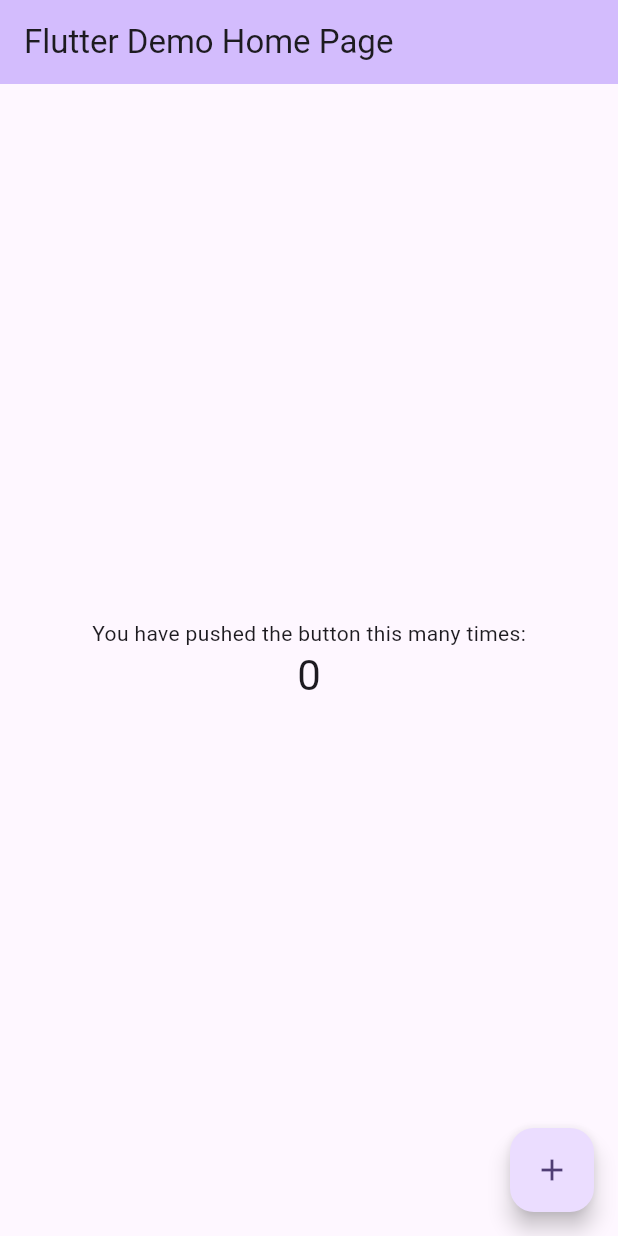
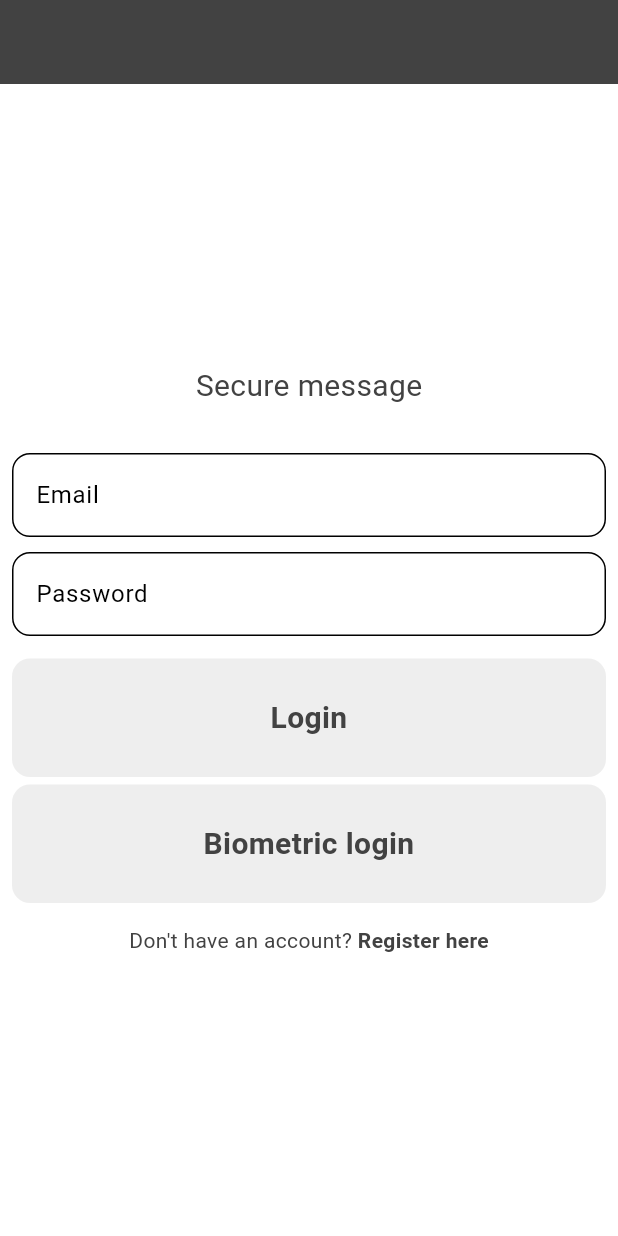
Before and after one commit to sailordi/secure_messenger, a Flutter app: the screen it shows after launch, on a phone screen of 412 x 824 dp. Run offline on Flutter 3.47's test engine with Material 3 defaults, Android fonts, the phone set to English and light mode, and no system bars; our stand-ins replace cached_network_image, cloud_firestore, firebase_auth, firebase_core, firebase_storage, flutter_riverpod and 3 more; missing offline and left inert: asn1lib, encrypt, pointycastle; accounts and stored records are empty.

Commit message:
Added view for authentication

```diff
--- a/lib/main.dart
+++ b/lib/main.dart
@@ -1,6 +1,17 @@
 import 'package:flutter/material.dart';
+import 'package:firebase_core/firebase_core.dart';
+import 'package:flutter_riverpod/flutter_riverpod.dart';
+import 'firebase_options.dart';
 
-void main() {
+import 'views/auth/authView.dart';
+import 'helper/myTheme.dart';
+import 'helper/routes.dart';
+
+void main() async {
+  WidgetsFlutterBinding.ensureInitialized();
+
+  await Firebase.initializeApp(options: DefaultFirebaseOptions.currentPlatform);
+
   runApp(const MyApp());
 }
 
@@ -10,116 +21,17 @@
   // This widget is the root of your application.
   @override
   Widget build(BuildContext context) {
-    return MaterialApp(
-      title: 'Flutter Demo',
-      theme: ThemeData(
-        // This is the theme of your application.
-        //
-        // TRY THIS: Try running your application with "flutter run". You'll see
-        // the application has a purple toolbar. Then, without quitting the app,
-        // try changing the seedColor in the colorScheme below to Colors.green
-        // and then invoke "hot reload" (save your changes or press the "hot
-        // reload" button in a Flutter-supported IDE, or press "r" if you used
-        // the command line to start the app).
-        //
-        // Notice that the counter didn't reset back to zero; the application
-        // state is not lost during the reload. To reset the state, use hot
-        // restart instead.
-        //
-        // This works for code too, not just values: Most code changes can be
-        // tested with just a hot reload.
-        colorScheme: ColorScheme.fromSeed(seedColor: Colors.deepPurple),
-        useMaterial3: true,
-      ),
-      home: const MyHomePage(title: 'Flutter Demo Home Page'),
+    return ProviderScope(
+        child: MaterialApp(
+          title: 'Stock market',
+          theme: MyTheme.lightMode(),
+          darkTheme: MyTheme.darkMode(),
+          initialRoute: "/",
+          routes: {
+            Routes.auth(): (context) => const AuthView(),
+          },
+          debugShowCheckedModeBanner: false,
+        )
     );
   }
 }
-
-class MyHomePage extends StatefulWidget {
-  const MyHomePage({super.key, required this.title});
-
-  // This widget is the home page of your application. It is stateful, meaning
-  // that it has a State object (defined below) that contains fields that affect
-  // how it looks.
-
-  // This class is the configuration for the state. It holds the values (in this
-  // case the title) provided by the parent (in this case the App widget) and
-  // used by the build method of the State. Fields in a Widget subclass are
-  // always marked "final".
-
-  final String title;
-
-  @override
-  State<MyHomePage> createState() => _MyHomePageState();
-}
-
-class _MyHomePageState extends State<MyHomePage> {
-  int _counter = 0;
-
-  void _incrementCounter() {
-    setState(() {
-      // This call to setState tells the Flutter framework that something has
-      // changed in this State, which causes it to rerun the build method below
-      // so that the display can reflect the updated values. If we changed
-      // _counter without calling setState(), then the build method would not be
-      // called again, and so nothing would appear to happen.
-      _counter++;
-    });
-  }
-
-  @override
-  Widget build(BuildContext context) {
-    // This method is rerun every time setState is called, for instance as done
-    // by the _incrementCounter method above.
-    //
-    // The Flutter framework has been optimized to make rerunning build methods
-    // fast, so that you can just rebuild anything that needs updating rather
-    // than having to individually change instances of widgets.
-    return Scaffold(
-      appBar: AppBar(
-        // TRY THIS: Try changing the color here to a specific color (to
-        // Colors.amber, perhaps?) and trigger a hot reload to see the AppBar
-        // change color while the other colors stay the same.
-        backgroundColor: Theme.of(context).colorScheme.inversePrimary,
-        // Here we take the value from the MyHomePage object that was created by
-        // the App.build method, and use it to set our appbar title.
-        title: Text(widget.title),
-      ),
-      body: Center(
-        // Center is a layout widget. It takes a single child and positions it
-        // in the middle of the parent.
-        child: Column(
-          // Column is also a layout widget. It takes a list of children and
-          // arranges them vertically. By default, it sizes itself to fit its
-          // children horizontally, and tries to be as tall as its parent.
-          //
-          // Column has various properties to control how it sizes itself and
-          // how it positions its children. Here we use mainAxisAlignment to
-          // center the children vertically; the main axis here is the vertical
-          // axis because Columns are vertical (the cross axis would be
-          // horizontal).
-          //
-          // TRY THIS: Invoke "debug painting" (choose the "Toggle Debug Paint"
-          // action in the IDE, or press "p" in the console), to see the
-          // wireframe for each widget.
-          mainAxisAlignment: MainAxisAlignment.center,
-          children: <Widget>[
-            const Text(
-              'You have pushed the button this many times:',
-            ),
-            Text(
-              '$_counter',
-              style: Theme.of(context).textTheme.headlineMedium,
-            ),
-          ],
-        ),
-      ),
-      floatingActionButton: FloatingActionButton(
-        onPressed: _incrementCounter,
-        tooltip: 'Increment',
-        child: const Icon(Icons.add),
-      ), // This trailing comma makes auto-formatting nicer for build methods.
-    );
-  }
-}
--- /dev/null
+++ b/lib/views/auth/authView.dart
@@ -0,0 +1,64 @@
+import 'package:firebase_auth/firebase_auth.dart';
+import 'package:flutter/material.dart';
+import 'package:flutter_riverpod/flutter_riverpod.dart';
+
+import '../../helper/routes.dart';
+import 'loginView.dart';
+import 'registerView.dart';
+
+class AuthView extends ConsumerStatefulWidget {
+  const AuthView({super.key});
+
+  @override
+  ConsumerState<ConsumerStatefulWidget> createState() => _AuthViewState();
+}
+
+class _AuthViewState extends ConsumerState<AuthView> {
+  bool login = true;
+
+  @override
+  void initState() {
+    super.initState();
+  }
+
+  void switchView() {
+    setState(() {
+      login = !login;
+    });
+
+  }
+
+  void navigate(BuildContext context) async {
+    if(context.mounted) {
+      Navigator.pushNamed(context,Routes.rooms() );
+    }
+
+  }
+
+  @override
+  Widget build(BuildContext context) {
+    return Scaffold(
+      body: StreamBuilder(
+          stream: FirebaseAuth.instance.authStateChanges(),
+          builder: (context,snapshot) {
+            if(snapshot.hasData) {
+              WidgetsBinding.instance.addPostFrameCallback((_) {
+                navigate(context);
+              });
+              return const SizedBox();
+            } else {
+              if(login) {
+                return LoginView(tap: switchView);
+              }else {
+                return RegisterView(tap: switchView);
+              }
+
+            }
+
+          }
+      ),
+    );
+
+  }
+
+}
--- /dev/null
+++ b/lib/views/auth/loginView.dart
@@ -0,0 +1,137 @@
+import 'package:flutter/cupertino.dart';
+import 'package:flutter/material.dart';
+import 'package:flutter_riverpod/flutter_riverpod.dart';
+
+import '../../helper/helper.dart';
+import '../../manager/userManager.dart';
+import '../../models/myError.dart';
+import '../../widgets/expandedButtonWidget.dart';
+import '../../widgets/textFieldWidget.dart';
+
+class LoginView extends ConsumerStatefulWidget {
+  final void Function()? tap;
+
+  const LoginView({super.key, this.tap});
+
+  @override
+  ConsumerState<ConsumerStatefulWidget> createState() => _LoginViewState();
+}
+
+class _LoginViewState extends ConsumerState<LoginView> {
+  final TextEditingController emailC = TextEditingController();
+  final TextEditingController passwordC = TextEditingController();
+
+  String errorCheck() {
+    String ret = "";
+
+    if(emailC.text.isEmpty) {
+      if(ret.isNotEmpty) { ret += "\n"; }
+      ret += "No email entered";
+    }
+    if(passwordC.text.isEmpty) {
+      if(ret.isNotEmpty) { ret += "\n"; }
+      ret += "No password entered";
+    }
+
+    return ret;
+  }
+
+  void loginFirebase() async {
+    Helper.circleDialog(context);
+
+    String err = errorCheck();
+
+    if(err.isNotEmpty) {
+      Navigator.pop(context);
+
+      Helper.messageToUser(err,context);
+
+      return;
+    }
+
+    try {
+      await ref.read(userManager.notifier).logIn(emailC.text,passwordC.text);
+      if(mounted) {
+        Navigator.pop(context);
+      }
+    } on MyError catch(e) {
+      if(mounted) {
+        Navigator.pop(context);
+        Helper.messageToUser(e.text,context);
+      }
+    }
+
+  }
+
+  void loginBio() async {
+    Helper.circleDialog(context);
+
+    try {
+      await ref.read(userManager.notifier).logInBio();
+
+      if(mounted) {
+        Navigator.pop(context);
+      }
+    } on MyError catch(e) {
+      if(mounted) {
+        Navigator.pop(context);
+        Helper.messageToUser(e.text,context);
+      }
+
+    }
+
+  }
+
+  @override
+  Widget build(BuildContext context) {
+    return Scaffold(
+      appBar: AppBar(
+        backgroundColor: Theme.of(context).colorScheme.inversePrimary,
+      ),
+      body: Padding(
+        padding: const EdgeInsets.all(8.0),
+        child: Center(
+          child: Column(
+            mainAxisAlignment: MainAxisAlignment.center,
+            children: [
+              //App name
+              const Text("Secure message",style: TextStyle(fontSize: 20) ),
+              const SizedBox(height: 30,),
+              //Email
+              TextFieldWidget(hint: "Email", controller: emailC),
+              const SizedBox(height: 10,),
+              //Password
+              TextFieldWidget(hint: "Password", controller: passwordC,obscure: true),
+              const SizedBox(height: 15,),
+              //Login
+              ExpandedButtonWidget(text: "Login", tap: loginFirebase),
+              const SizedBox(height: 5,),
+              //Login
+              ExpandedButtonWidget(text: "Biometric login", tap: loginBio),
+              const SizedBox(height: 15,),
+              //Register
+              Row(
+                mainAxisAlignment: MainAxisAlignment.center,
+                children: [
+                  Text("Don't have an account?",
+                    style: TextStyle(
+                        color: Theme.of(context).colorScheme.inversePrimary
+                    ),
+                  ),
+                  GestureDetector(
+                    onTap: widget.tap,
+                    child: const Text(" Register here",
+                      style: TextStyle(fontWeight: FontWeight.bold),
+                    ),
+                  )
+                ],
+              ),
+            ],
+          ),
+        ),
+      ),
+    );
+
+  }
+
+}
--- /dev/null
+++ b/lib/widgets/expandedButtonWidget.dart
@@ -0,0 +1,37 @@
+import 'package:flutter/material.dart';
+
+class ExpandedButtonWidget extends StatelessWidget {
+  final String text;
+  final void Function()? tap;
+  final Color?  color;
+  final Color?  textColor;
+  final double fontSize;
+
+  const ExpandedButtonWidget({super.key,required this.text,required this.tap,this.color,this.textColor,this.fontSize = 20.0});
+
+  @override
+  Widget build(BuildContext context) {
+    return Row(
+        mainAxisAlignment: MainAxisAlignment.center,
+        children: [
+          Expanded(
+              child:GestureDetector(
+                onTap: tap,
+                child: Container(
+                  decoration: BoxDecoration(
+                    color: (color != null) ? color : Theme.of(context).colorScheme.primary,
+                    borderRadius: BorderRadius.circular(12),
+                  ),
+                  padding: const EdgeInsets.all(25),
+                  child: Text(text,
+                      textAlign: TextAlign.center,
+                      style: TextStyle(fontWeight: FontWeight.bold,fontSize: fontSize,color: textColor)
+                  ),
+                ),
+              )
+          )
+        ]
+    );
+  }
+
+}
--- /dev/null
+++ b/lib/widgets/textFieldWidget.dart
@@ -0,0 +1,23 @@
+import 'package:flutter/material.dart';
+
+class TextFieldWidget extends StatelessWidget {
+  final String hint;
+  final bool obscure;
+  final TextEditingController controller;
+
+  const TextFieldWidget({super.key,required this.hint,this.obscure = false,required this.controller});
+
+  @override
+  Widget build(BuildContext context) {
+    return TextField(controller: controller,
+      decoration: InputDecoration(
+          border: OutlineInputBorder(
+              borderRadius: BorderRadius.circular(12)
+          ),
+          hintText: hint
+      ),
+      obscureText: obscure,
+    );
+  }
+
+}
```
Also changed, not shown: lib/manager/userManager.dart (+12 -11 lines), lib/views/auth/registerView.dart (added, +164 -0 lines), lib/widgets/actionButton.dart (added, +32 -0 lines), lib/widgets/buttonWidget.dart (added, +135 -0 lines), lib/firebase_options.dart (added), 3 other files.
